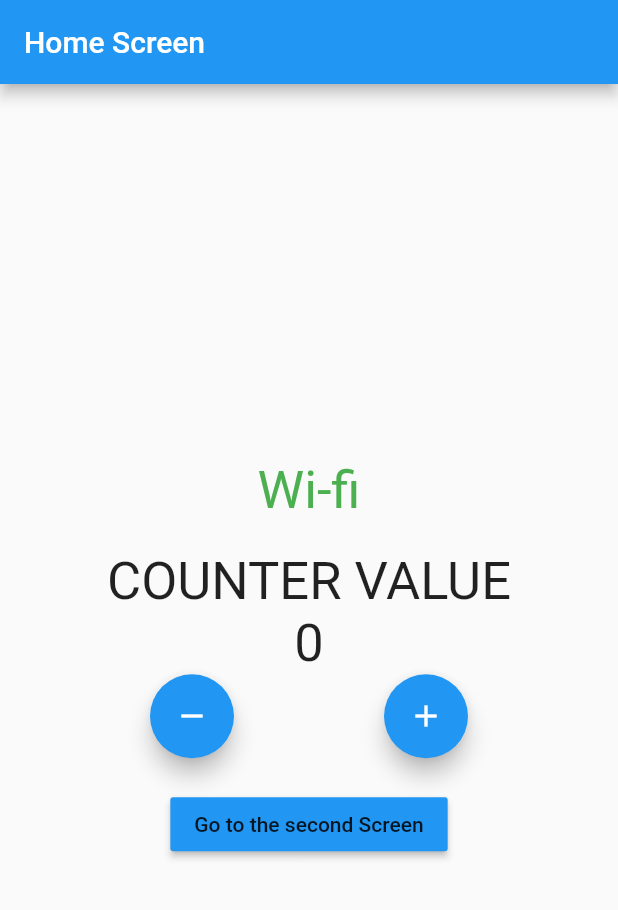
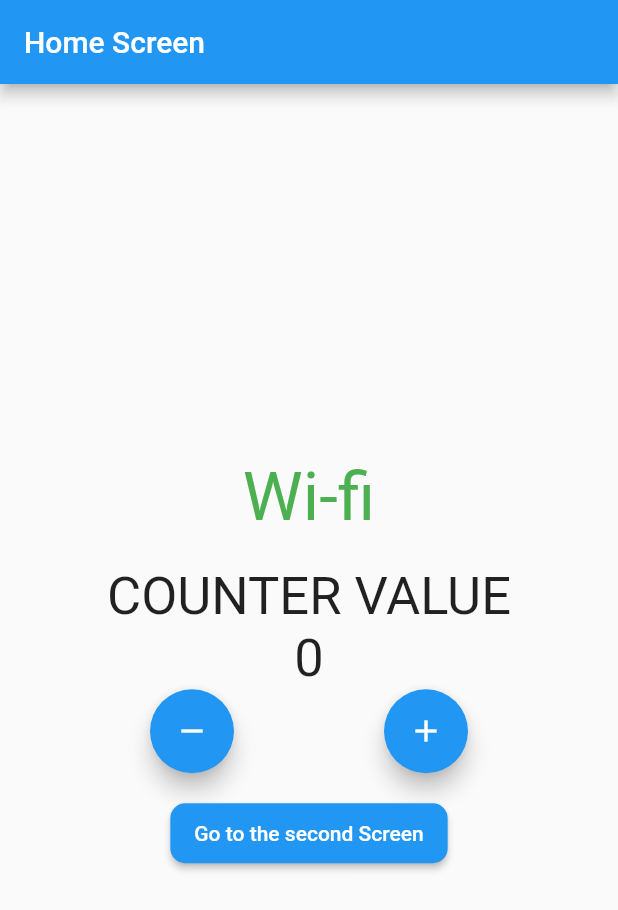
Before and after one commit to ElieBamunoba/counter-app, a Flutter app: the screen it shows after launch, on a phone screen of 412 x 824 dp. Shown: the top 910 px of the screen. Run offline on Flutter 3.47's test engine with Material 2 defaults, Android fonts, the phone set to English and light mode, and no system bars; our stand-ins replace bloc, connectivity_plus, equatable, flutter_bloc, hydrated_bloc.

Commit message:
ui update

```diff
--- a/lib/presentation/screens/home_screen.dart
+++ b/lib/presentation/screens/home_screen.dart
@@ -42,18 +42,18 @@ class HomeScreen extends StatelessWidget {
                       state.connectionType == ConnectionType.Wifi) {
                     return const Text(
                       'Wi-fi',
-                      style: TextStyle(fontSize: 35, color: Colors.green),
+                      style: TextStyle(fontSize: 45, color: Colors.green),
                     );
                   } else if (state is InternetConnected &&
                       state.connectionType == ConnectionType.Mobile) {
                     return const Text(
                       'Mobile',
-                      style: TextStyle(fontSize: 35, color: Colors.orange),
+                      style: TextStyle(fontSize: 45, color: Colors.orange),
                     );
                   } else if (state is InternetDesconnected) {
                     return const Text(
                       'Disconnected',
-                      style: TextStyle(fontSize: 35, color: Colors.red),
+                      style: TextStyle(fontSize: 45, color: Colors.red),
                     );
                   }
                   return const CircularProgressIndicator();
@@ -117,12 +117,19 @@ class HomeScreen extends StatelessWidget {
               const SizedBox(
                 height: 20,
               ),
-              MaterialButton(
-                onPressed: () {
-                  Navigator.pushNamed(context, route.secondScreen);
-                },
-                color: color,
-                child: const Text('Go to the second Screen'),
+              SizedBox(
+                height: 40,
+                child: ElevatedButton(
+                  style: ElevatedButton.styleFrom(
+                      backgroundColor: color,
+                      shape: RoundedRectangleBorder(
+                          borderRadius: BorderRadius.circular(10))),
+                  onPressed: () {
+                    Navigator.pushNamed(context, route.secondScreen);
+                  },
+                  child: const Text('Go to the second Screen',
+                      style: TextStyle(color: Colors.white)),
+                ),
               )
             ],
           ),
```
